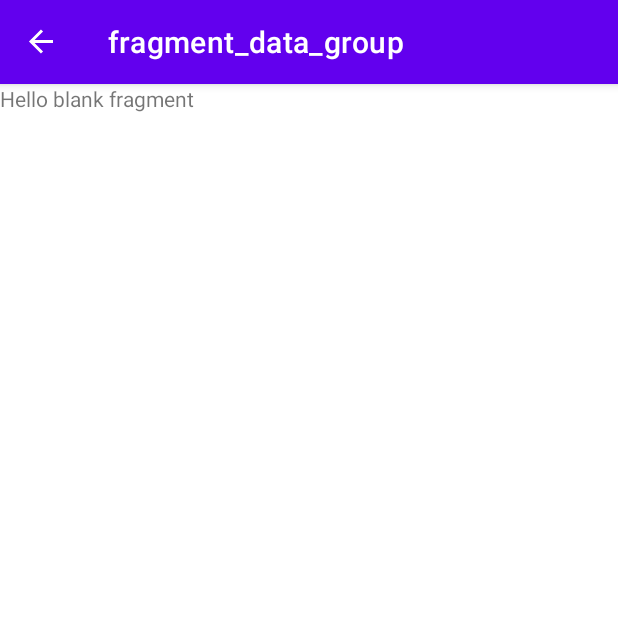
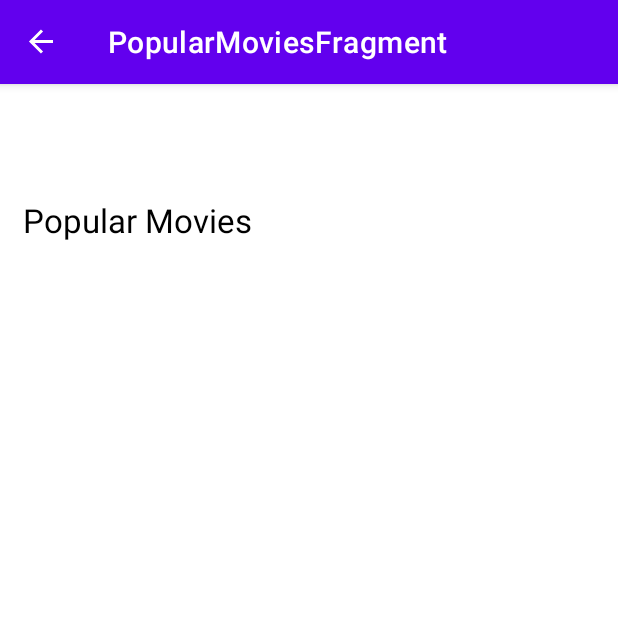
Before and after one commit to ahmedhalac/android_web_api, an Android app: the PopularMoviesFragment screen opened through its navigation route, on a phone screen of 412 x 824 dp, the top half of it. Run offline under Robolectric (Android 15) with nearby library versions, the phone set to English and light mode, and no system bars; our stand-ins replace data binding, navigation-ui.

Commit message:
skeleton_finished

```diff
--- a/app/src/main/java/com/example/androidwebapi/AboutFragment.kt
+++ b/app/src/main/java/com/example/androidwebapi/screens/AboutFragment.kt
@@ -1,10 +1,11 @@
-package com.example.androidwebapi
+package com.example.androidwebapi.screens
 
 import android.os.Bundle
 import androidx.fragment.app.Fragment
 import android.view.LayoutInflater
 import android.view.View
 import android.view.ViewGroup
+import com.example.androidwebapi.R
 
 class AboutFragment : Fragment() {
     override fun onCreateView(
--- a/app/src/main/java/com/example/androidwebapi/intro/IntroFragment.kt
+++ b/app/src/main/java/com/example/androidwebapi/screens/intro/IntroFragment.kt
@@ -1,4 +1,4 @@
-package com.example.androidwebapi.intro
+package com.example.androidwebapi.screens.intro
 
 import android.os.Bundle
 import android.view.*
--- a/app/src/main/java/com/example/androidwebapi/datagroup/DataGroupFragment.kt
+++ b/app/src/main/java/com/example/androidwebapi/screens/popular_movies/PopularMoviesFragment.kt
@@ -1,4 +1,4 @@
-package com.example.androidwebapi.datagroup
+package com.example.androidwebapi.screens.popular_movies
 
 import android.os.Bundle
 import androidx.fragment.app.Fragment
@@ -7,15 +7,13 @@ import android.view.View
 import android.view.ViewGroup
 import com.example.androidwebapi.R
 
-class DataGroupFragment : Fragment() {
-
+class PopularMoviesFragment : Fragment() {
     override fun onCreateView(
         inflater: LayoutInflater, container: ViewGroup?,
         savedInstanceState: Bundle?
     ): View? {
         // Inflate the layout for this fragment
-        return inflater.inflate(R.layout.fragment_data_group, container, false)
+        return inflater.inflate(R.layout.fragment_popular_movies, container, false)
     }
 
-
 }
--- /dev/null
+++ b/app/src/main/res/layout/fragment_popular_movies.xml
@@ -0,0 +1,28 @@
+<?xml version="1.0" encoding="utf-8"?>
+
+<layout xmlns:tools="http://schemas.android.com/tools"
+    xmlns:android="http://schemas.android.com/apk/res/android"
+    xmlns:app="http://schemas.android.com/apk/res-auto">
+
+        <androidx.constraintlayout.widget.ConstraintLayout
+            android:layout_width="match_parent"
+            android:layout_height="wrap_content">
+
+            <TextView
+                android:id="@+id/rulesText"
+                android:layout_width="0dp"
+                android:layout_height="wrap_content"
+                android:layout_marginStart="15dp"
+                android:layout_marginTop="76dp"
+                android:layout_marginEnd="15dp"
+                android:text="Popular Movies"
+                android:textColor="@color/black"
+                android:textSize="22sp"
+                app:layout_constraintEnd_toEndOf="parent"
+                app:layout_constraintHorizontal_bias="0.0"
+                app:layout_constraintStart_toStartOf="parent"
+                app:layout_constraintTop_toTopOf="parent" />
+
+
+        </androidx.constraintlayout.widget.ConstraintLayout>
+</layout>
--- a/app/src/main/res/navigation/navigation.xml
+++ b/app/src/main/res/navigation/navigation.xml
@@ -6,7 +6,7 @@
     app:startDestination="@id/introFragment">
     <fragment
         android:id="@+id/introFragment"
-        android:name="com.example.androidwebapi.intro.IntroFragment"
+        android:name="com.example.androidwebapi.screens.intro.IntroFragment"
         android:label="fragment_intro"
         tools:layout="@layout/fragment_intro" >
         <action
@@ -15,12 +15,21 @@
     </fragment>
     <fragment
         android:id="@+id/dataGroupFragment"
-        android:name="com.example.androidwebapi.datagroup.DataGroupFragment"
+        android:name="com.example.androidwebapi.screens.datagroup.DataGroupFragment"
         android:label="fragment_data_group"
-        tools:layout="@layout/fragment_data_group" />
+        tools:layout="@layout/fragment_data_group" >
+        <action
+            android:id="@+id/action_dataGroupFragment_to_popularMoviesFragment"
+            app:destination="@id/popularMoviesFragment" />
+    </fragment>
     <fragment
         android:id="@+id/aboutFragment"
-        android:name="com.example.androidwebapi.AboutFragment"
+        android:name="com.example.androidwebapi.screens.AboutFragment"
         android:label="AboutFragment"
         tools:layout="@layout/fragment_about"/>
+    <fragment
+        android:id="@+id/popularMoviesFragment"
+        android:name="com.example.androidwebapi.screens.popular_movies.PopularMoviesFragment"
+        android:label="PopularMoviesFragment"
+        tools:layout="@layout/fragment_popular_movies"/>
 </navigation>
```
Also changed, not shown: app/src/main/java/com/example/androidwebapi/screens/datagroup/DataGroupFragment.kt (added, +37 -0 lines), app/src/main/res/layout/fragment_data_group.xml (+42 -9 lines).
